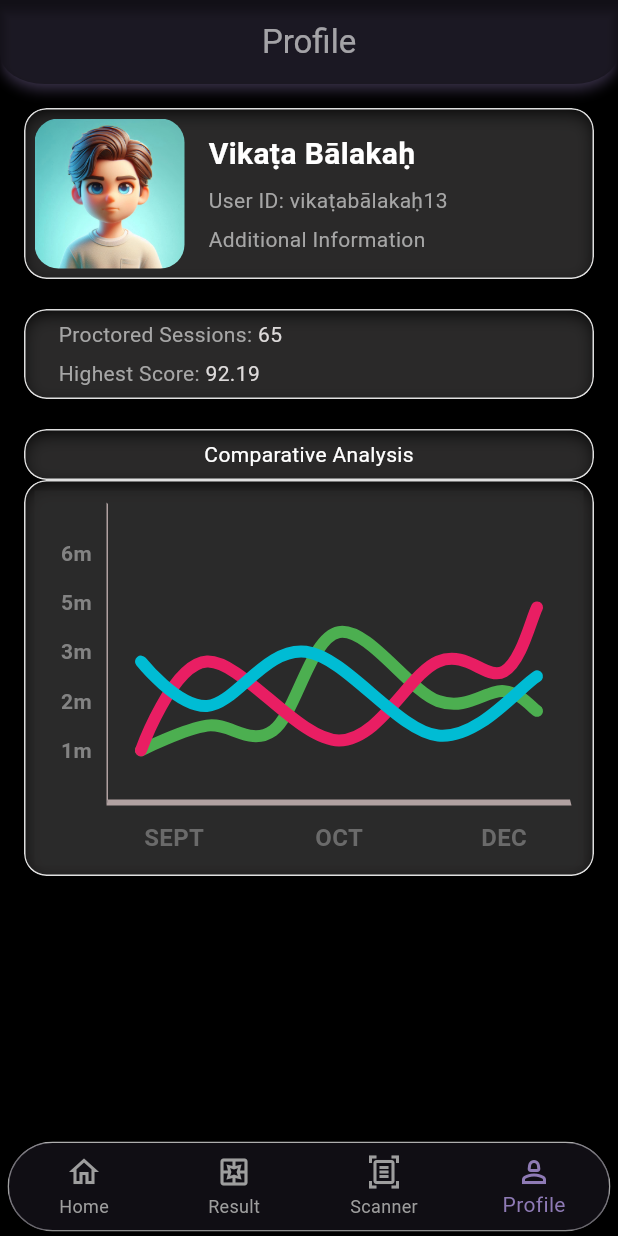
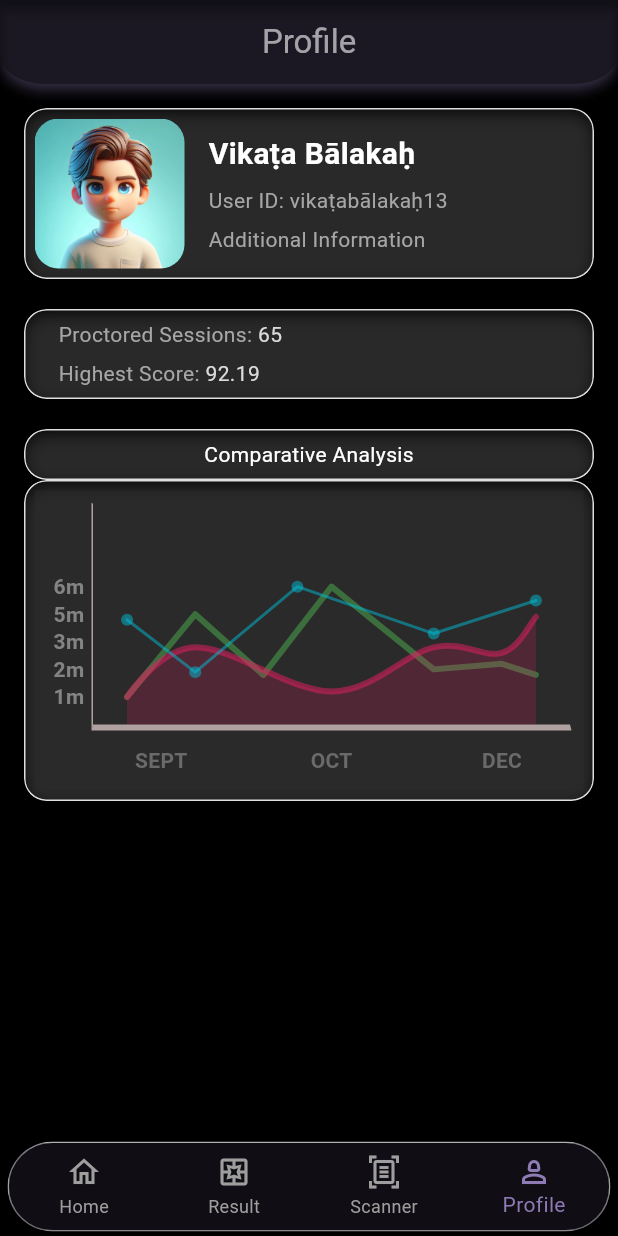
Before and after one commit to amartripathi0/Bi-Gaze, a Flutter app: the screen it shows after launch, item 4 of the bottom bar chosen, on a phone screen of 412 x 824 dp. Run offline on Flutter 3.47's test engine with Material 3 defaults, Android fonts, the phone set to English and light mode, and no system bars; drawn by our look-alikes of animated_background, fl_chart; our stand-ins replace animated_splash_screen, camera, glass_kit, glassmorphism, hive, hive_flutter and 1 more; missing offline and left inert: dart_ping, flutter_tflite, giffy_dialog, internet_speed_meter, simple_animated_button; accounts and stored records are empty; project files that could hold a hidden picture were left out.

Commit message:
Line chart font edjustments

```diff
--- a/lib/ui/page/charts/line_chart.dart
+++ b/lib/ui/page/charts/line_chart.dart
@@ -11,7 +11,7 @@ class LineChartWidget extends StatefulWidget {
 }
 
 class _LineChartWidgetState extends State<LineChartWidget> {
-  bool isShowingMainData = true;
+  bool isShowingMainData = false;
 
   @override
   Widget build(BuildContext context) {
@@ -108,7 +108,7 @@ class _LineChart extends StatelessWidget {
   Widget _bottomTitleWidgets(double value) {
     const style = TextStyle(
         fontWeight: FontWeight.bold,
-        fontSize: 16,
+        fontSize: 14,
         color: Color.fromARGB(255, 106, 106, 106));
     Widget text;
     switch (value.toInt()) {
@@ -134,7 +134,7 @@ class _LineChart extends StatelessWidget {
           getTitlesWidget: (value, meta) => _leftTitleWidgets(value),
           showTitles: true,
           interval: 1,
-          reservedSize: 40,
+          reservedSize: 30,
         ),
       );
 
--- a/lib/ui/page/profile_page.dart
+++ b/lib/ui/page/profile_page.dart
@@ -5,15 +5,12 @@ import 'package:bigaze/ui/page/common/widget/bottomnavigationbar.dart';
 import 'package:bigaze/widgets/profilecard.dart';
 import 'package:bigaze/widgets/profilecardplaceholder.dart';
 import 'package:bigaze/widgets/profileproctorcard.dart';
-import 'package:fl_chart/fl_chart.dart';
-import 'package:flutter/cupertino.dart';
 import 'package:flutter/material.dart';
 import 'package:bigaze/ui/page/common/widget/appbar.dart';
 import 'package:bigaze/ui/page/home_page.dart';
 import 'package:bigaze/ui/page/result_page.dart';
 import 'package:bigaze/ui/page/scanner_page.dart';
 import 'package:animated_background/animated_background.dart';
-import 'package:flutter/widgets.dart';
 
 class ProfilePage extends StatefulWidget {
   const ProfilePage({super.key});
@@ -111,7 +108,7 @@ class _ProfilePageState extends State<ProfilePage>
                   ),
                   ProfileCardPlaceholder(
                     child: SizedBox(
-                      height: 250,
+                      height: 200,
                       child: LineChartWidget(),
                     ),
                   )
```
